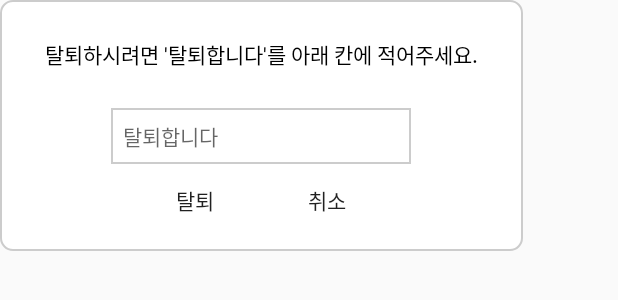
After one commit to sampoo00/HANKI_github, an Android app: the layout dialog_delete_account.xml on its own in the app's theme, with its tools: preview values and no code run, on a phone screen of 412 x 824 dp. The commit adds this screen. Shown: the top 300 px of the screen. Run offline under Robolectric (Android 15) with nearby library versions, the phone set to English and light mode, and no system bars.

Commit message:
MypageActivity에 회원탈퇴다이얼로그 추가

```diff
--- a/app/src/main/AndroidManifest.xml
+++ b/app/src/main/AndroidManifest.xml
@@ -21,7 +21,7 @@
             android:name=".HomeActivity"
             android:label="@string/title_activity_home"/>
 
-        <activity android:name=".MypageActivity"></activity>
+        <activity android:name=".NavigationBar.MypageActivity"></activity>
     </application>
 
 </manifest>
--- /dev/null
+++ b/app/src/main/res/drawable/border_delete_account_dialog.xml
@@ -0,0 +1,7 @@
+<?xml version="1.0" encoding="utf-8"?>
+<shape xmlns:android="http://schemas.android.com/apk/res/android">
+    <solid android:color="#fff"/>
+    <stroke android:width="1dp"
+        android:color="#cccccc"/>
+    <corners android:radius="8dip"/>
+</shape>
--- /dev/null
+++ b/app/src/main/res/layout/dialog_delete_account.xml
@@ -0,0 +1,53 @@
+<?xml version="1.0" encoding="utf-8"?>
+<RelativeLayout xmlns:android="http://schemas.android.com/apk/res/android"
+    android:layout_width="wrap_content"
+    android:layout_height="wrap_content"
+    android:background="@drawable/border_delete_account_dialog"
+    android:paddingBottom="10dp"
+    android:paddingTop="25dp">
+
+    <TextView
+        android:id="@+id/deleteAccountMessage"
+        android:layout_width="wrap_content"
+        android:layout_height="wrap_content"
+        android:layout_marginBottom="25dp"
+        android:layout_marginLeft="30dp"
+        android:layout_marginRight="30dp"
+        android:gravity="center"
+        android:text="@string/mypage_deleteAccountMessage"
+        android:textColor="#000" />
+
+    <EditText
+        android:id="@+id/mypage_deleteAccountEt"
+        android:layout_width="200dp"
+        android:layout_height="wrap_content"
+        android:layout_below="@+id/deleteAccountMessage"
+        android:layout_centerHorizontal="true"
+        android:background="@drawable/border_mypage_nickname"
+        android:hint="@string/mypage_delete"
+        android:textSize="14sp" />
+
+    <LinearLayout
+        android:layout_width="wrap_content"
+        android:layout_height="wrap_content"
+        android:layout_below="@+id/mypage_deleteAccountEt"
+        android:layout_centerHorizontal="true"
+        android:orientation="horizontal">
+
+        <Button
+            android:id="@+id/mypage_deletionBtn"
+            android:layout_width="wrap_content"
+            android:layout_height="wrap_content"
+            android:background="@null"
+            android:text="@string/mypage_deletion" />
+
+        <Button
+            android:id="@+id/mypage_cancelBtn"
+            android:layout_width="wrap_content"
+            android:layout_height="wrap_content"
+            android:background="@null"
+            android:text="@string/mypage_cancel" />
+
+    </LinearLayout>
+
+</RelativeLayout>
--- a/app/src/main/res/values/strings.xml
+++ b/app/src/main/res/values/strings.xml
@@ -44,6 +44,10 @@
     <string name="mypage_smsAcceptance">SMS 수신 동의</string>
     <string name="mypage_gender">성별</string>
     <string name="mypage_birthday">생일</string>
-    <string name="mypage_withdrawal">회원탈퇴</string>
+    <string name="mypage_deleteAccount">회원탈퇴</string>
+    <string name="mypage_deleteAccountMessage">탈퇴하시려면 \'탈퇴합니다\'를 아래 칸에 적어주세요.</string>
+    <string name="mypage_delete">탈퇴합니다</string>
+    <string name="mypage_deletion">탈퇴</string>
+    <string name="mypage_cancel">취소</string>
 
 </resources>
```
Also changed, not shown: app/src/main/java/com/hanki/hanki/HomeActivity.java (+1 -6 lines), app/src/main/java/com/hanki/hanki/NavigationBar/DeleteAccountDialog.java (added, +49 -0 lines), app/src/main/java/com/hanki/hanki/NavigationBar/MypageActivity.java (renamed from app/src/main/java/com/hanki/hanki/MypageActivity.java, +9 -3 lines), app/src/main/res/layout/activity_mypage.xml (+4 -4 lines).
